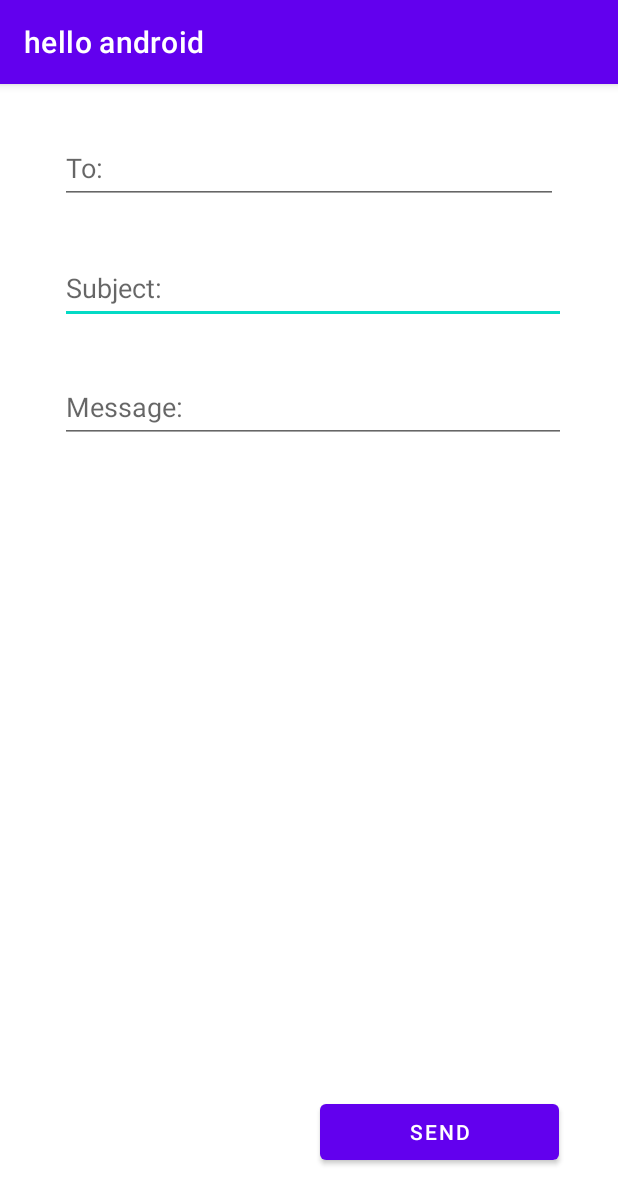
After one commit to AshleyBelle/CARCUEVAS_IT-ELEC_830, an Android app: the SecondActivity screen opened directly, with no data from a screen before it, on a phone screen of 412 x 824 dp. The commit adds this screen. Shown: the top 1204 px of the screen. Run offline under Robolectric (Android 15) with nearby library versions, the phone set to English and light mode, and no system bars.

Commit message:
CARCUEVAS ACT2 02/18/23

```diff
--- a/app/src/main/AndroidManifest.xml
+++ b/app/src/main/AndroidManifest.xml
@@ -12,6 +12,12 @@
         android:theme="@style/Theme.HelloAndroid"
         tools:targetApi="31">
         <activity
+            android:name=".ThirdActivity"
+            android:exported="false" />
+        <activity
+            android:name=".SecondActivity"
+            android:exported="false" />
+        <activity
             android:name=".MainActivity"
             android:exported="true">
             <intent-filter>
--- a/app/src/main/java/com/example/helloandroid/MainActivity.java
+++ b/app/src/main/java/com/example/helloandroid/MainActivity.java
@@ -2,6 +2,7 @@ package com.example.helloandroid;
 
 import androidx.appcompat.app.AppCompatActivity;
 
+import android.content.Intent;
 import android.os.Bundle;
 import android.util.Log;
 import android.view.View;
@@ -26,6 +27,8 @@ public class MainActivity extends AppCompatActivity {
             @Override
             public void onClick(View v) {
                 Log.i(TAG, "Button Clicked");
+                Intent intent = new Intent( MainActivity.this, SecondActivity.class);
+                startActivity(intent);
             }
         });
 
--- /dev/null
+++ b/app/src/main/java/com/example/helloandroid/SecondActivity.java
@@ -0,0 +1,25 @@
+package com.example.helloandroid;
+
+import androidx.appcompat.app.AppCompatActivity;
+
+import android.content.Intent;
+import android.os.Bundle;
+import android.view.View;
+import android.widget.Button;
+
+public class SecondActivity extends AppCompatActivity {
+
+    @Override
+    protected void onCreate(Bundle savedInstanceState) {
+        super.onCreate(savedInstanceState);
+        setContentView(R.layout.activity_second);
+        Button button = (Button) findViewById(R.id.button);
+        button.setOnClickListener(new View.OnClickListener() {
+            @Override
+            public void onClick(View v) {
+                Intent intent = new Intent( SecondActivity.this, SecondActivity.class);
+                startActivity(intent);
+            }
+        });
+    }
+}
--- /dev/null
+++ b/app/src/main/res/layout/activity_second.xml
@@ -0,0 +1,57 @@
+<?xml version="1.0" encoding="utf-8"?>
+<androidx.constraintlayout.widget.ConstraintLayout xmlns:android="http://schemas.android.com/apk/res/android"
+    xmlns:app="http://schemas.android.com/apk/res-auto"
+    xmlns:tools="http://schemas.android.com/tools"
+    android:layout_width="match_parent"
+    android:layout_height="match_parent"
+    tools:context=".SecondActivity">
+
+    <com.google.android.material.textfield.TextInputEditText
+        android:id="@+id/textInputEditText"
+        android:layout_width="337dp"
+        android:layout_height="48dp"
+        android:hint="Subject:"
+        app:layout_constraintBottom_toBottomOf="parent"
+        app:layout_constraintEnd_toEndOf="parent"
+        app:layout_constraintHorizontal_bias="0.54"
+        app:layout_constraintStart_toStartOf="parent"
+        app:layout_constraintTop_toTopOf="parent"
+        app:layout_constraintVertical_bias="0.156" />
+
+    <com.google.android.material.textfield.TextInputEditText
+        android:id="@+id/editText"
+        android:layout_width="337dp"
+        android:layout_height="48dp"
+        android:hint="Message:"
+        app:layout_constraintBottom_toBottomOf="parent"
+        app:layout_constraintEnd_toEndOf="parent"
+        app:layout_constraintHorizontal_bias="0.54"
+        app:layout_constraintStart_toStartOf="parent"
+        app:layout_constraintTop_toTopOf="parent"
+        app:layout_constraintVertical_bias="0.266" />
+
+    <com.google.android.material.textfield.TextInputEditText
+        android:id="@+id/textInputEditText2"
+        android:layout_width="332dp"
+        android:layout_height="48dp"
+        android:hint="To:"
+        app:layout_constraintBottom_toTopOf="@+id/textInputEditText"
+        app:layout_constraintEnd_toEndOf="parent"
+        app:layout_constraintStart_toStartOf="parent"
+        app:layout_constraintTop_toTopOf="parent" />
+
+    <Button
+        android:id="@+id/button"
+        android:layout_width="159dp"
+        android:layout_height="49dp"
+        android:text="Send"
+        android:textColorLink="#7E7C7C"
+        app:iconTint="#9C9999"
+        app:layout_constraintBottom_toBottomOf="parent"
+        app:layout_constraintEnd_toEndOf="parent"
+        app:layout_constraintHorizontal_bias="0.845"
+        app:layout_constraintStart_toStartOf="parent"
+        app:layout_constraintTop_toTopOf="parent"
+        app:layout_constraintVertical_bias="0.938" />
+
+</androidx.constraintlayout.widget.ConstraintLayout>
```
Also changed, not shown: app/src/main/java/com/example/helloandroid/ThirdActivity.java (added, +14 -0 lines), app/src/main/res/layout/activity_third.xml (added, +56 -0 lines).
